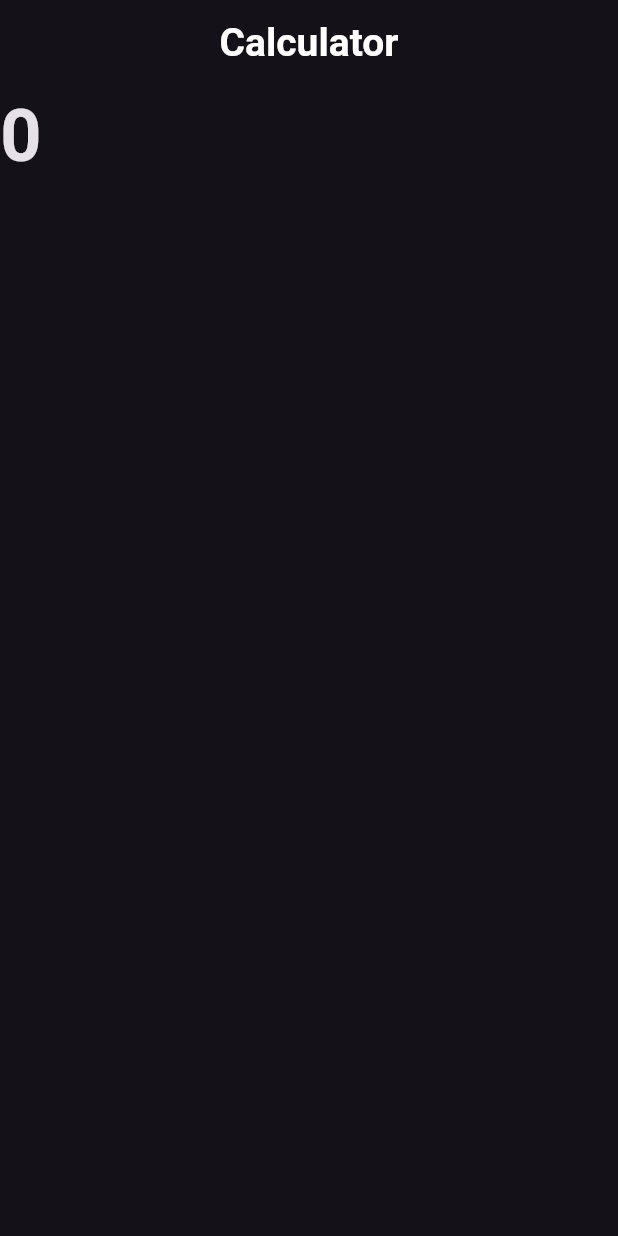
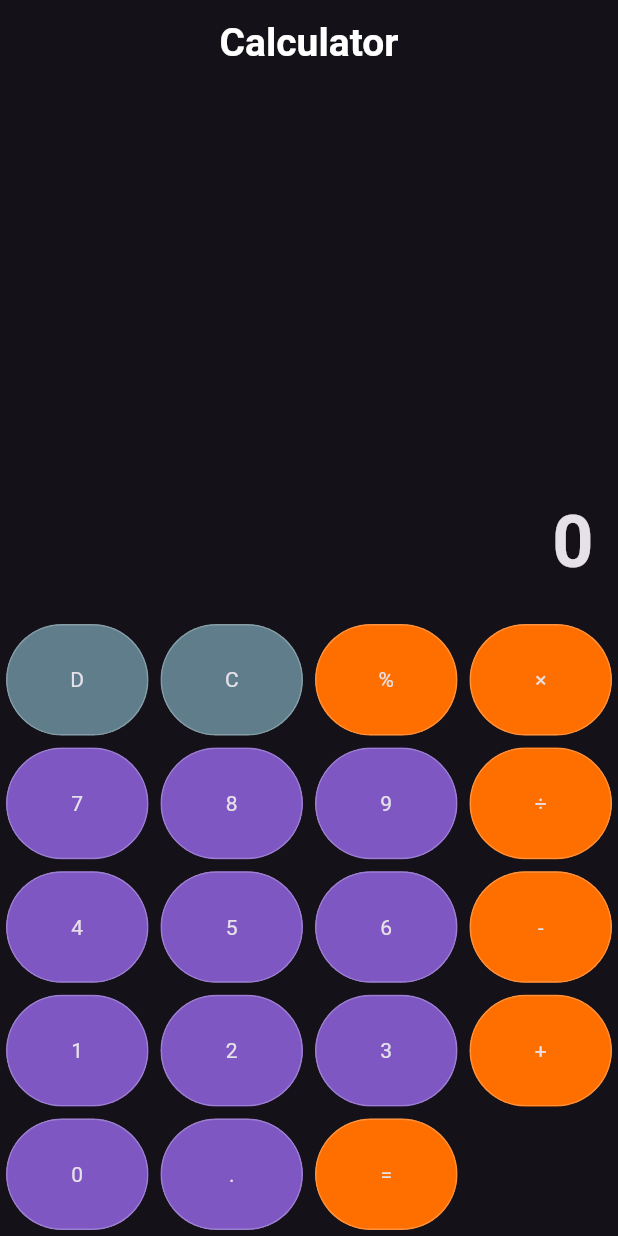
Before and after one commit to Idhamatta/calculator-app, a Flutter app: the screen it shows after launch, on a phone screen of 412 x 824 dp. Run offline on Flutter 3.47's test engine with Material 3 defaults, Android fonts, the phone set to English and light mode, and no system bars.

Commit message:
adding button and buttonvaluesfile

```diff
--- /dev/null
+++ b/lib/button_values.dart
@@ -0,0 +1,44 @@
+class Btn {
+  static const String del = "D";
+  static const String clr = "C";
+  static const String per = "%";
+  static const String multiply = "×";
+  static const String divide = "÷";
+  static const String add = "+";
+  static const String subtract = "-";
+  static const String calculate = "=";
+  static const String dot = ".";
+
+  static const String n0 = "0";
+  static const String n1 = "1";
+  static const String n2 = "2";
+  static const String n3 = "3";
+  static const String n4 = "4";
+  static const String n5 = "5";
+  static const String n6 = "6";
+  static const String n7 = "7";
+  static const String n8 = "8";
+  static const String n9 = "9";
+
+  static const List<String> buttonValues = [
+    del,
+    clr,
+    per,
+    multiply,
+    n7,
+    n8,
+    n9,
+    divide,
+    n4,
+    n5,
+    n6,
+    subtract,
+    n1,
+    n2,
+    n3,
+    add,
+    n0,
+    dot,
+    calculate,
+  ];
+}
--- a/lib/pages/calculator_screen.dart
+++ b/lib/pages/calculator_screen.dart
@@ -1,4 +1,7 @@
+import 'package:flutter/cupertino.dart';
 import 'package:flutter/material.dart';
+import 'package:flutter/widgets.dart';
+import 'package:calculator_app/button_values.dart';
 
 void main(List<String> args) {}
 
@@ -12,6 +15,7 @@ class CalculatorScreen extends StatefulWidget {
 class _CalculatorScreenState extends State<CalculatorScreen> {
   @override
   Widget build(BuildContext context) {
+    final screenSize = MediaQuery.of(context).size;
     return Scaffold(
       appBar: AppBar(
         title: Text('Calculator'),
@@ -22,16 +26,62 @@ class _CalculatorScreenState extends State<CalculatorScreen> {
         bottom: false,
         child: Column(
           children: [
-            Text(
-              '0',
-              style: TextStyle(
-                fontSize: 48,
-                fontWeight: FontWeight.bold,
+            Expanded(
+              child: SingleChildScrollView(
+                reverse: true,
+                child: Container(
+                  alignment: Alignment.bottomRight,
+                  padding: const EdgeInsets.all(16),
+                  child: Text(
+                    '0',
+                    style: const TextStyle(
+                      fontSize: 48,
+                      fontWeight: FontWeight.bold,
+                    ),
+                    textAlign: TextAlign.end,
+                  ),
+                ),
               ),
             ),
+            // button
+            Wrap(
+              children: Btn.buttonValues
+                  .map(
+                    (value) => SizedBox(
+                        width: screenSize.width / 4,
+                        height: screenSize.width / 5,
+                        child: buildButton(value)),
+                  )
+                  .toList(),
+            )
           ],
         ),
       ),
     );
   }
+
+  Widget buildButton(value) {
+    return Padding(
+      padding: const EdgeInsets.all(4.0),
+      child: Material(
+        color: [Btn.del, Btn.clr].contains(value)
+            ? Colors.blueGrey
+            : [
+                Btn.per,
+                Btn.multiply,
+                Btn.add,
+                Btn.subtract,
+                Btn.divide,
+                Btn.calculate
+              ].contains(value)
+                ? const Color.fromARGB(255, 255, 111, 0)
+                : Colors.deepPurple[400],
+        clipBehavior: Clip.hardEdge,
+        shape: OutlineInputBorder(
+            borderSide: const BorderSide(color: Colors.white24),
+            borderRadius: BorderRadius.circular(100)),
+        child: InkWell(onTap: () {}, child: Center(child: Text(value))),
+      ),
+    );
+  }
 }
```
